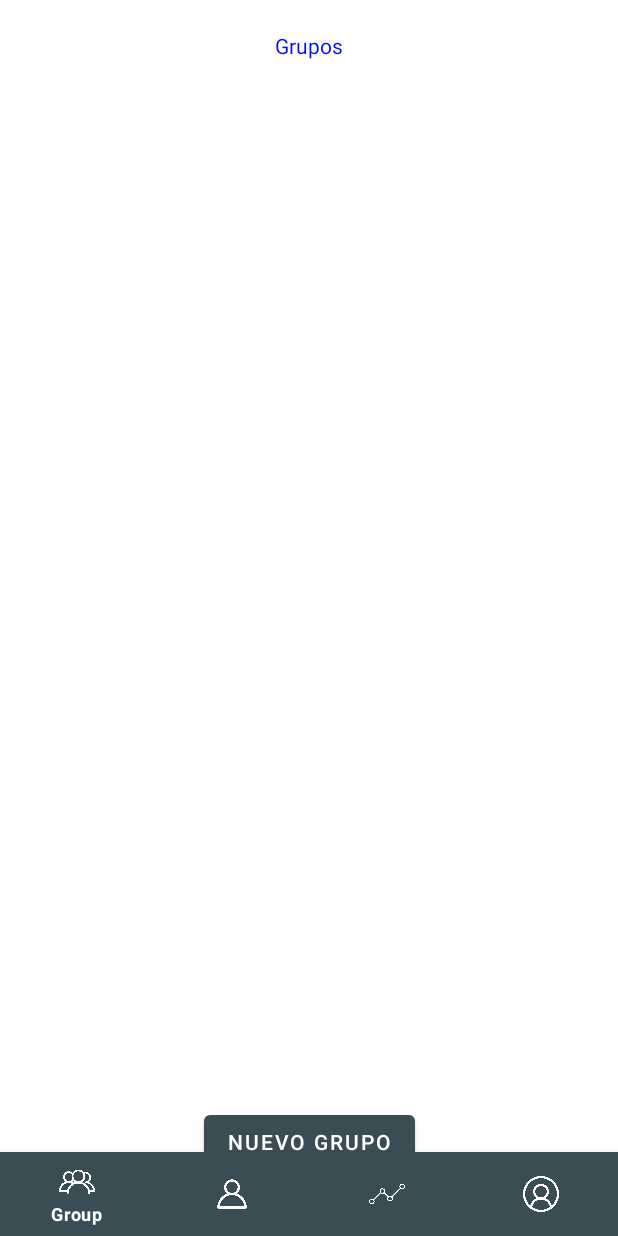
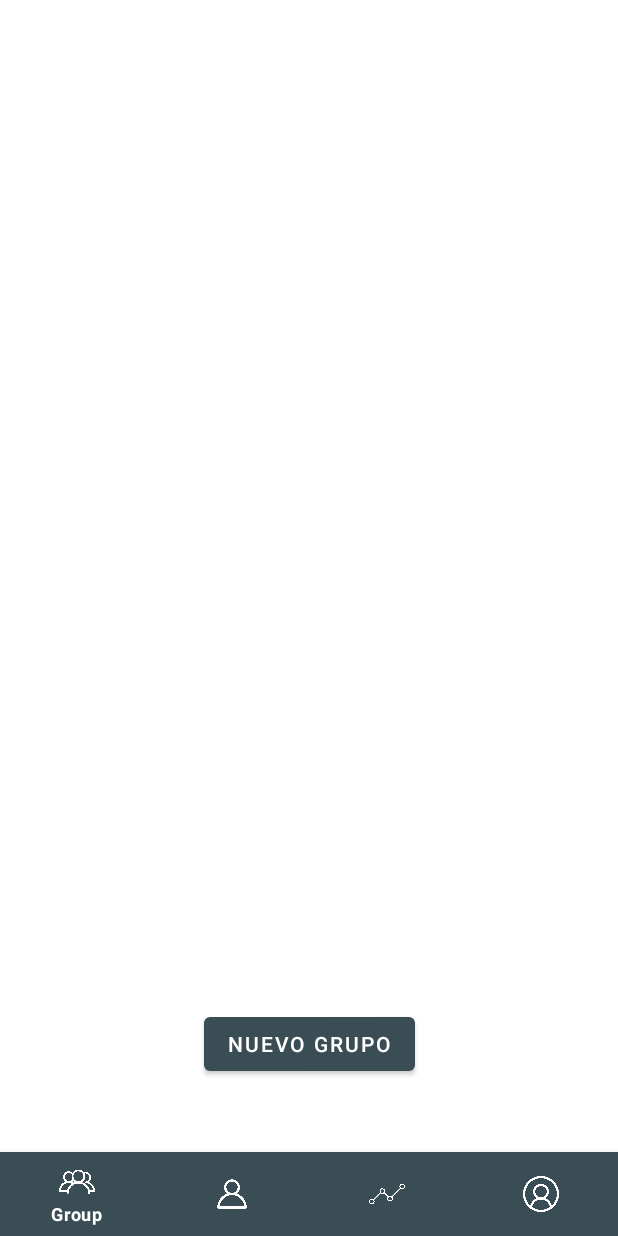
Before and after one commit to gabrielgraunegreiros/PaywalletNative, an Android app: the FragmentGrupo screen opened directly, with no data from a screen before it, on a phone screen of 412 x 824 dp. Run offline under Robolectric (Android 15) with nearby library versions, the phone set to English and light mode, and no system bars; 2 statements that could not run were skipped.

Commit message:
Término de programación fragment Actividad, cambio del botón Eliminar Cuenta por el botón Cerrar Sesión

```diff
--- a/app/src/main/java/com/usil/proyectomoviles/controller/FragmentPerfiles.java
+++ b/app/src/main/java/com/usil/proyectomoviles/controller/FragmentPerfiles.java
@@ -76,10 +76,10 @@ public class FragmentPerfiles extends Fragment {
         btnEliminarPerfil.setOnClickListener(new View.OnClickListener() {
             @Override
             public void onClick(View view) {
-                daoUsuario.eliminarUsuario(user.getUsuario());
                 Intent intent = new Intent(getActivity(), MainActivity.class);
                 startActivity(intent);
-                Toast.makeText(getActivity().getApplicationContext(), "Se eliminó tu cuenta",
+                getActivity().finish();
+                Toast.makeText(getActivity().getApplicationContext(), "Se cerró la sesión",
                         Toast.LENGTH_SHORT).show();
             }
         });
--- a/app/src/main/java/com/usil/proyectomoviles/util/DBPaywallet.java
+++ b/app/src/main/java/com/usil/proyectomoviles/util/DBPaywallet.java
@@ -88,11 +88,11 @@ public class DBPaywallet extends SQLiteOpenHelper {
         //Insercion valores predeterminados
         sqLiteDatabase.execSQL
                 (
-                        "INSERT INTO "+ConstantesDB.TABLATIPOACTIVIDAD+"(descripcion)"+" VALUES('Debes');"
+                        "INSERT INTO "+ConstantesDB.TABLATIPOACTIVIDAD+"(descripcion)"+" VALUES('Gasto');"
                 );
         sqLiteDatabase.execSQL
                 (
-                        "INSERT INTO "+ConstantesDB.TABLATIPOACTIVIDAD+"(descripcion)"+" VALUES('Te debe');"
+                        "INSERT INTO "+ConstantesDB.TABLATIPOACTIVIDAD+"(descripcion)"+" VALUES('Ingreso');"
                 );
 
 
--- a/app/src/main/res/layout/lyt_fgt_grupo.xml
+++ b/app/src/main/res/layout/lyt_fgt_grupo.xml
@@ -12,29 +12,16 @@
         android:text="@string/nuevo_grupo"
         app:layout_constraintBottom_toBottomOf="parent"
         app:layout_constraintEnd_toEndOf="parent"
-        app:layout_constraintHorizontal_bias="0.5"
         app:layout_constraintStart_toStartOf="parent"
-        app:layout_constraintTop_toBottomOf="@+id/lstFgtGrupo_Grupos" />
+        app:layout_constraintTop_toBottomOf="@+id/lstFgtGrupo_Grupos"
+        app:layout_constraintVertical_bias="0.283" />
 
     <ListView
         android:id="@+id/lstFgtGrupo_Grupos"
         android:layout_width="413dp"
         android:layout_height="630dp"
-        android:layout_marginTop="30dp"
         app:layout_constraintEnd_toEndOf="parent"
-        app:layout_constraintHorizontal_bias="0.5"
-        app:layout_constraintStart_toStartOf="parent"
-        app:layout_constraintTop_toBottomOf="@+id/textView6" />
-
-    <TextView
-        android:id="@+id/textView6"
-        android:layout_width="wrap_content"
-        android:layout_height="wrap_content"
-        android:layout_marginTop="19dp"
-        android:text="Grupos"
-        android:textColor="#030FF8"
-        app:layout_constraintEnd_toEndOf="parent"
-        app:layout_constraintHorizontal_bias="0.5"
         app:layout_constraintStart_toStartOf="parent"
         app:layout_constraintTop_toTopOf="parent" />
+
 </androidx.constraintlayout.widget.ConstraintLayout>
--- a/app/src/main/res/layout/lyt_fgt_perfil.xml
+++ b/app/src/main/res/layout/lyt_fgt_perfil.xml
@@ -80,7 +80,7 @@
         android:layout_width="wrap_content"
         android:layout_height="wrap_content"
         android:layout_marginTop="40dp"
-        android:text="Eliminar Cuenta"
+        android:text="Cerrar Sesión"
         app:layout_constraintEnd_toEndOf="parent"
         app:layout_constraintHorizontal_bias="0.5"
         app:layout_constraintStart_toEndOf="@+id/btnModificarPerfil"
```
Also changed, not shown: app/src/main/java/com/usil/proyectomoviles/controller/Fragment_Agregar_Gasto.java (+13 -0 lines), app/src/main/java/com/usil/proyectomoviles/modelo/DAOUsuario.java (+23 -0 lines), app/src/main/res/layout/item_lista_solicitudes_amigos.xml (+12 -4 lines).
